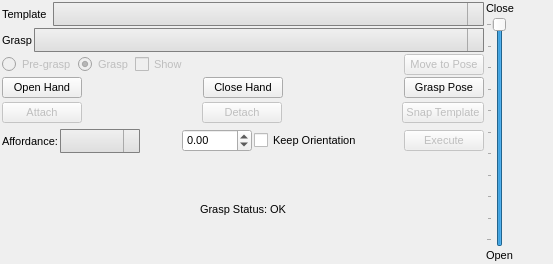
This is vigir_ocs_grasp_widget/src/graspWidget.ui in team-vigir/vigir_ocs_common as Qt 5 draws it before an edit. The edited form follows.
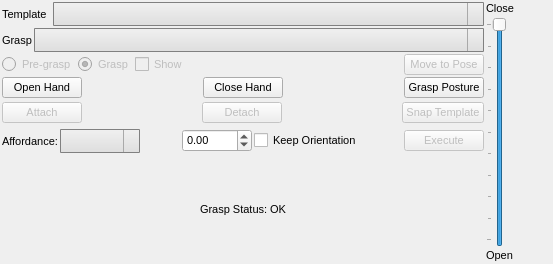
This is the edited form.

Commit message: Changed Grasp Pose button name to Grasp Posture

What changed in the file:
```diff
--- a/vigir_ocs_grasp_widget/src/graspWidget.ui
+++ b/vigir_ocs_grasp_widget/src/graspWidget.ui
@@ -336,7 +336,7 @@
           <item>
            <widget class="QPushButton" name="graspPose">
             <property name="text">
-             <string>Grasp Pose</string>
+             <string>Grasp Posture</string>
             </property>
            </widget>
           </item>
```
